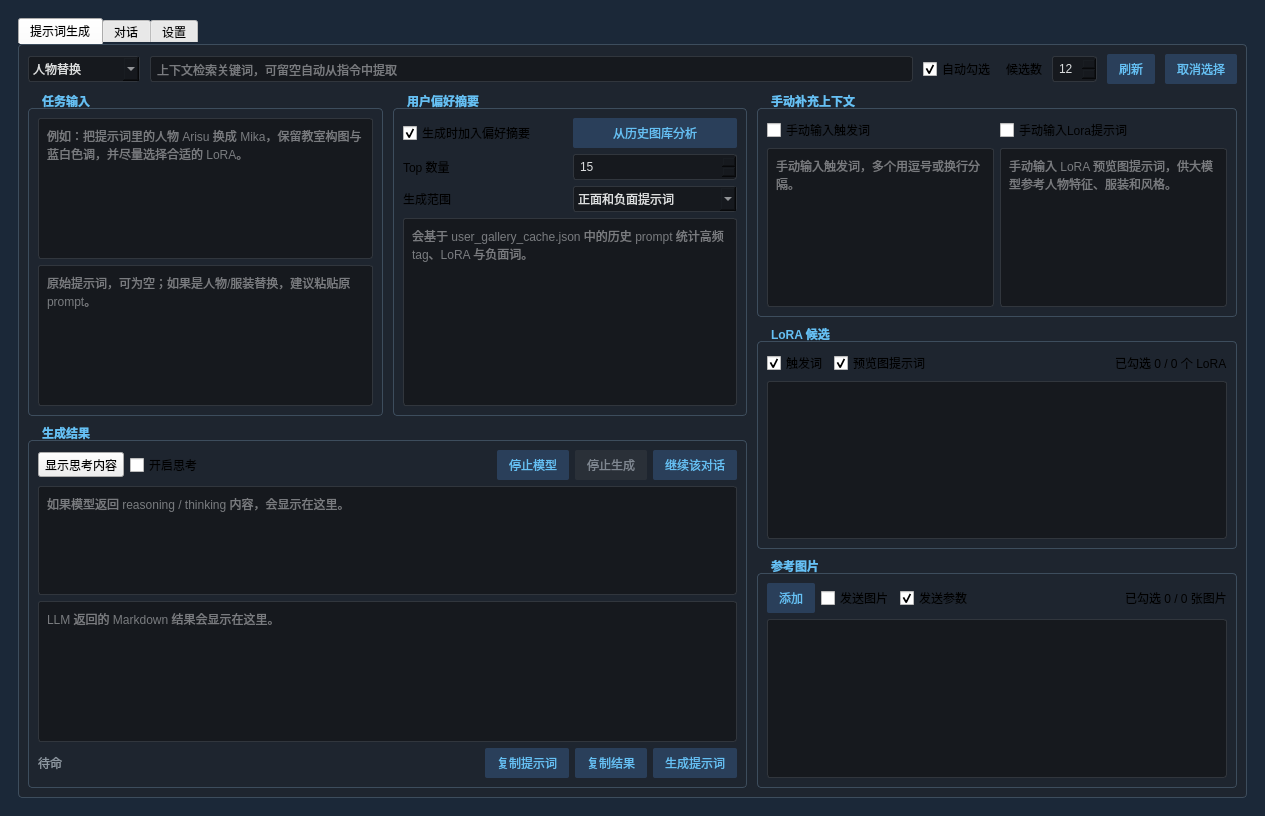
Before: the Qt Designer form llmpromptwidget.ui in hanbinhsh/SD-LoRA-Manager, drawn with Qt 5.
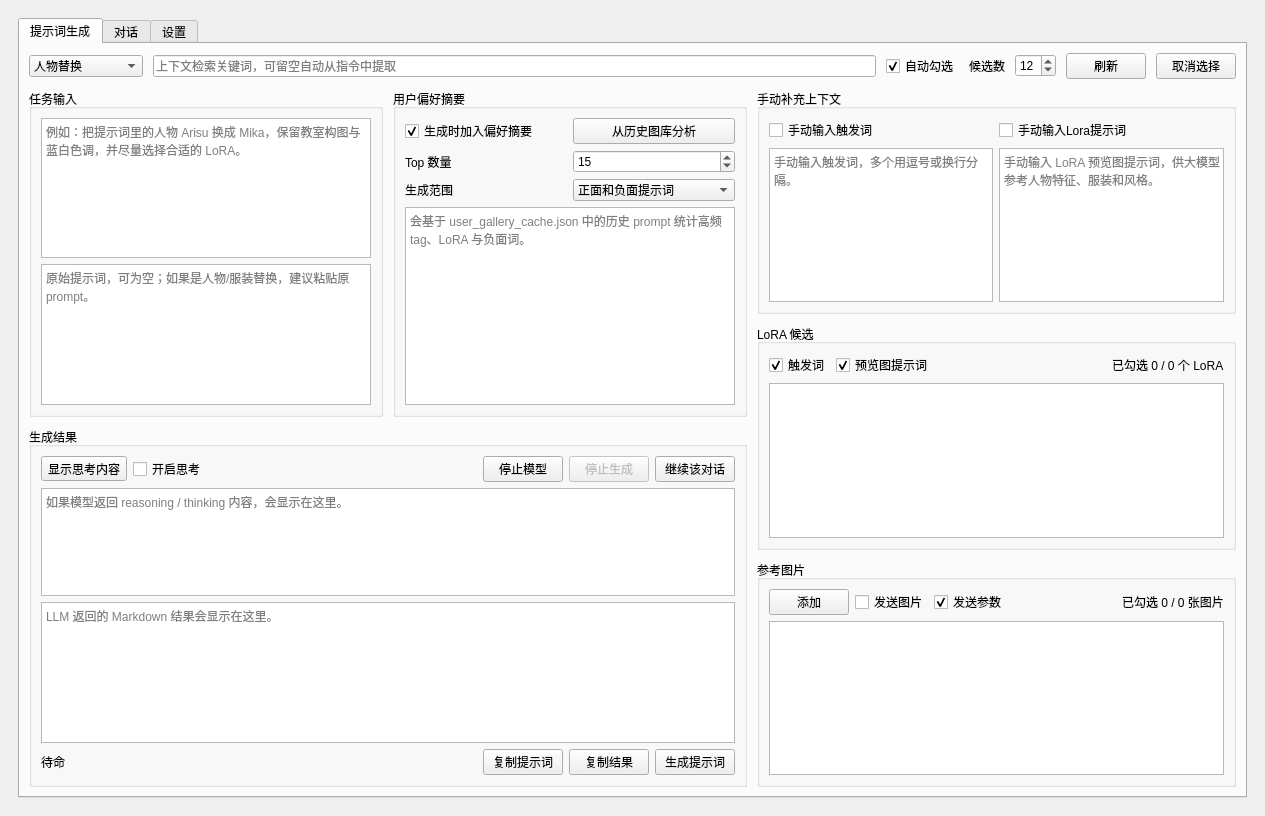
After: the same form once the commit is applied.

What changed in the file:
```diff
--- a/llmpromptwidget.ui
+++ b/llmpromptwidget.ui
@@ -10,47 +10,6 @@
     <height>816</height>
    </rect>
   </property>
-  <property name="styleSheet">
-   <string notr="true">QWidget#LlmPromptWidget { background-color: #1b2838; color: #dcdedf; }
-QTabWidget::pane, QGroupBox {
-    border: 1px solid #3d4d5d;
-    background-color: #1e252f;
-    border-radius: 4px;
-}
-QGroupBox {
-    margin-top: 14px;
-    font-weight: bold;
-    color: #66c0f4;
-}
-QGroupBox::title {
-    subcontrol-origin: margin;
-    left: 8px;
-    padding: 0 4px;
-}
-QLineEdit, QComboBox, QPlainTextEdit, QTextBrowser, QListWidget, QDoubleSpinBox, QSpinBox {
-    background-color: #16191e;
-    border: 1px solid #31363d;
-    color: #dcdedf;
-    border-radius: 3px;
-    padding: 4px;
-}
-QWidget#pageChat {
-    background-color: #1e252f;
-}
-QPushButton {
-    background-color: #2a3f5a;
-    border-radius: 2px;
-    color: #66c0f4;
-    border: none;
-    padding: 6px 12px;
-}
-QPushButton:hover { background-color: #3d5677; color: #ffffff; }
-QPushButton:disabled {
-    background-color: #2a3038;
-    color: #7f8791;
-}
-QLabel#lblGenerateStatus { color: #8c96a0; }</string>
-  </property>
   <layout class="QVBoxLayout" name="verticalLayoutRoot">
    <property name="leftMargin">
     <number>18</number>
```
